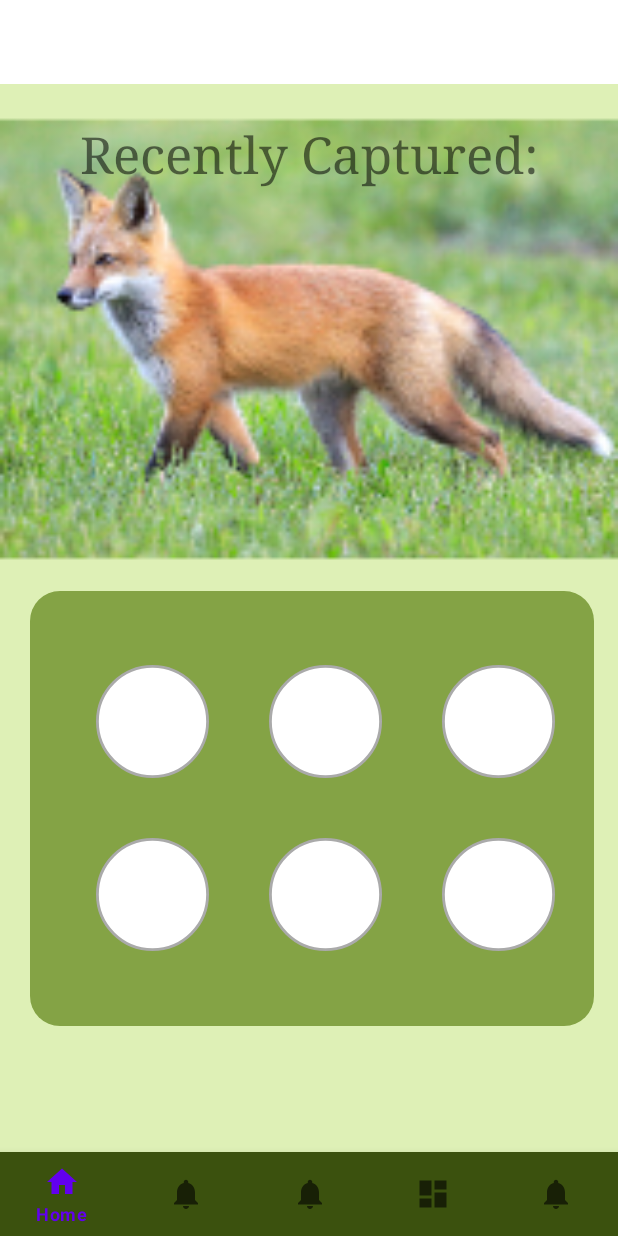
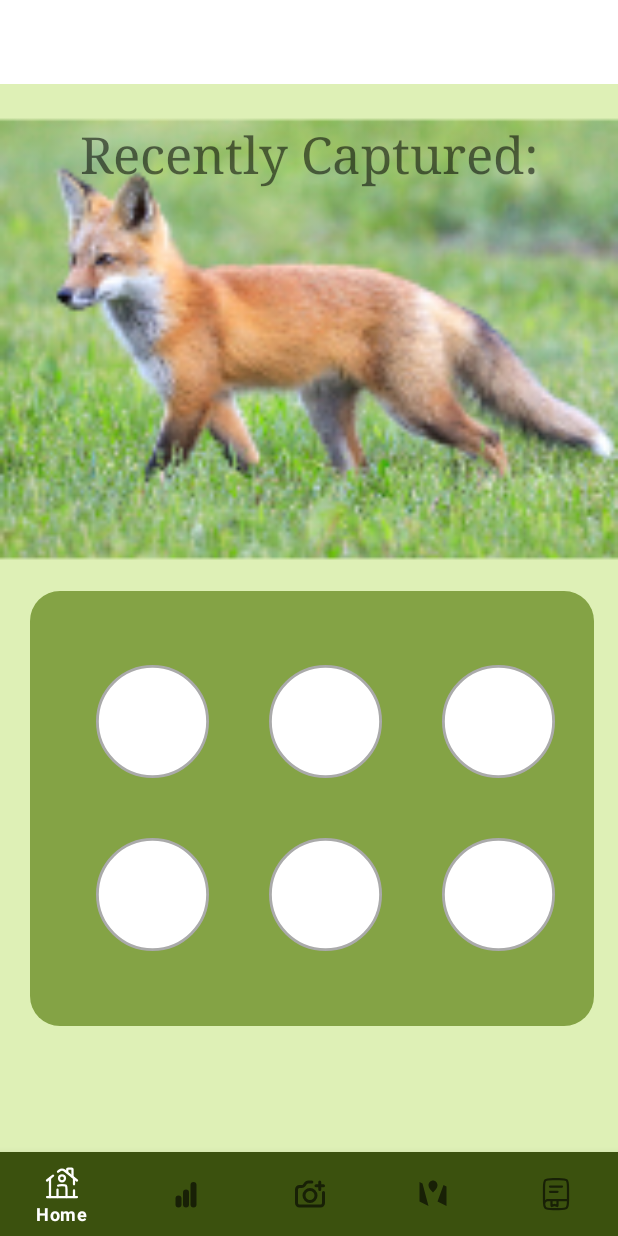
Before and after one commit to DiamondBaka/AnimalDetectiveApp, an Android app: the screen it shows after launch (MainActivity), on a phone screen of 412 x 824 dp. Run offline under Robolectric (Android 15) with nearby library versions, the phone set to English and light mode, and no system bars; our stand-ins replace navigation-ui; Roboto replaces fonts that are not available here; 1 statement that could not run was skipped.

Commit message:
icon and style fixes

```diff
--- a/app/src/main/java/com/example/animaldetectiveapp/ui/dashboard/DashboardFragment.kt
+++ b/app/src/main/java/com/example/animaldetectiveapp/ui/dashboard/DashboardFragment.kt
@@ -43,10 +43,6 @@ class DashboardFragment : Fragment() {
     ): View {
         val dashboardViewModel = ViewModelProvider(this).get(DashboardViewModel::class.java)
         _binding = FragmentDashboardBinding.inflate(inflater, container, false)
-
-        dashboardViewModel.text.observe(viewLifecycleOwner) {
-            binding.textDashboard.text = it
-        }
 
         return binding.root
     }
--- a/app/src/main/res/drawable/circle_button.xml
+++ b/app/src/main/res/drawable/circle_button.xml
@@ -1,7 +1,12 @@
 <?xml version="1.0" encoding="utf-8"?>
-<shape xmlns:android="http://schemas.android.com/apk/res/android" android:shape="oval">
-    <solid android:color="@android:color/white"/>
-    <size android:width="80dp" android:height="80dp"/>
-    <stroke android:width="2dp" android:color="@android:color/darker_gray"/>
-    <padding android:left="10dp" android:top="10dp" android:right="10dp" android:bottom="10dp"/>
-</shape>
+<ripple xmlns:android="http://schemas.android.com/apk/res/android"
+    android:color="#80AAAAAA"> <!-- Semi-transparent gray ripple -->
+    <item>
+        <shape android:shape="oval">
+            <solid android:color="@android:color/white"/>
+            <size android:width="80dp" android:height="80dp"/>
+            <stroke android:width="2dp" android:color="@android:color/darker_gray"/>
+            <padding android:left="10dp" android:top="10dp" android:right="10dp" android:bottom="10dp"/>
+        </shape>
+    </item>
+</ripple>
--- /dev/null
+++ b/app/src/main/res/drawable/ic_collection_black_24dp.xml
@@ -0,0 +1,39 @@
+<vector xmlns:android="http://schemas.android.com/apk/res/android"
+    android:width="24dp"
+    android:height="24dp"
+    android:viewportWidth="24.0"
+    android:viewportHeight="24.0">
+
+    <!-- Path 1: Rectangle outline -->
+    <path
+        android:pathData="M4,8C4,5.17157,4,3.75736,4.87868,2.87868C5.75736,2,7.17157,2,10,2H14C16.8284,2,18.2426,2,19.1213,2.87868C20,3.75736,20,5.17157,20,8V16C20,18.8284,20,20.2426,19.1213,21.1213C18.2426,22,16.8284,22,14,22H10C7.17157,22,5.75736,22,4.87868,21.1213C4,20.2426,4,18.8284,4,16V8Z"
+        android:strokeColor="#FF000000"
+        android:strokeWidth="1.5" />
+
+    <!-- Path 2: Bottom curve -->
+    <path
+        android:pathData="M19.8978,16H7.89778C6.96781,16,6.50282,16,6.12132,16.1022C5.08604,16.3796,4.2774,17.1883,4,18.2235"
+        android:strokeColor="#FF000000"
+        android:strokeWidth="1.5" />
+
+    <!-- Path 3: Horizontal line at y=7 -->
+    <path
+        android:pathData="M8,7H16"
+        android:strokeColor="#FF000000"
+        android:strokeWidth="1.5"
+        android:strokeLineCap="round" />
+
+    <!-- Path 4: Horizontal line at y=10.5 -->
+    <path
+        android:pathData="M8,10.5H13"
+        android:strokeColor="#FF000000"
+        android:strokeWidth="1.5"
+        android:strokeLineCap="round" />
+
+    <!-- Path 5: Complex shape with vertical lines and curves -->
+    <path
+        android:pathData="M13,16V19.5309C13,19.8065,13,19.9443,12.9051,20C12.8103,20.0557,12.6806,19.9941,12.4211,19.8708L11.1789,19.2808C11.0911,19.2391,11.0472,19.2182,11,19.2182C10.9528,19.2182,10.9089,19.2391,10.8211,19.2808L9.57889,19.8708C9.31943,19.9941,9.18971,20.0557,9.09485,20C9,19.9443,9,19.8065,9,19.5309V16.45"
+        android:strokeColor="#FF000000"
+        android:strokeWidth="1.5"
+        android:strokeLineCap="round" />
+</vector>
--- /dev/null
+++ b/app/src/main/res/drawable/ic_data_black_24dp.xml
@@ -0,0 +1,27 @@
+<vector xmlns:android="http://schemas.android.com/apk/res/android"
+    android:width="24dp"
+    android:height="24dp"
+    android:viewportWidth="24.0"
+    android:viewportHeight="24.0">
+
+    <!-- Path 1: Line from (12,19) to (12,11) -->
+    <path
+        android:pathData="M12,19 L12,11"
+        android:strokeColor="#FF000000"
+        android:strokeWidth="4"
+        android:strokeLineCap="round" />
+
+    <!-- Path 2: Line from (7,19) to (7,15) -->
+    <path
+        android:pathData="M7,19 L7,15"
+        android:strokeColor="#FF000000"
+        android:strokeWidth="4"
+        android:strokeLineCap="round" />
+
+    <!-- Path 3: Line from (17,19) to (17,6) -->
+    <path
+        android:pathData="M17,19 V6"
+        android:strokeColor="#FF000000"
+        android:strokeWidth="4"
+        android:strokeLineCap="round" />
+</vector>
--- a/app/src/main/res/drawable/ic_home_black_24dp.xml
+++ b/app/src/main/res/drawable/ic_home_black_24dp.xml
@@ -1,9 +1,55 @@
 <vector xmlns:android="http://schemas.android.com/apk/res/android"
     android:width="24dp"
     android:height="24dp"
-    android:viewportWidth="24.0"
-    android:viewportHeight="24.0">
+    android:viewportWidth="24"
+    android:viewportHeight="24">
+
+    <!-- Path 1: Horizontal line at bottom -->
     <path
-        android:fillColor="#FF000000"
-        android:pathData="M10,20v-6h4v6h5v-8h3L12,3 2,12h3v8z" />
+        android:pathData="M22,22L2,22"
+        android:strokeColor="#FF000000"
+        android:strokeWidth="1.5"
+        android:strokeLineCap="round" />
+
+    <!-- Path 2: Roof-like shape -->
+    <path
+        android:pathData="M2,11L6.06296,7.74968M22,11L13.8741,4.49931C12.7784,3.62279,11.2216,3.62279,10.1259,4.49931L9.34398,5.12486"
+        android:strokeColor="#FF000000"
+        android:strokeWidth="1.5"
+        android:strokeLineCap="round" />
+
+    <!-- Path 3: Chimney -->
+    <path
+        android:pathData="M15.5,5.5V3.5C15.5,3.22386,15.7239,3,16,3H18.5C18.7761,3,19,3.22386,19,3.5V8.5"
+        android:strokeColor="#FF000000"
+        android:strokeWidth="1.5"
+        android:strokeLineCap="round" />
+
+    <!-- Path 4: Left wall -->
+    <path
+        android:pathData="M4,22V9.5"
+        android:strokeColor="#FF000000"
+        android:strokeWidth="1.5"
+        android:strokeLineCap="round" />
+
+    <!-- Path 5: Right wall segments -->
+    <path
+        android:pathData="M20,9.5V13.5M20,22V17.5"
+        android:strokeColor="#FF000000"
+        android:strokeWidth="1.5"
+        android:strokeLineCap="round" />
+
+    <!-- Path 6: Window/door shape -->
+    <path
+        android:pathData="M15,22V17C15,15.5858,15,14.8787,14.5607,14.4393C14.1213,14,13.4142,14,12,14C10.5858,14,9.87868,14,9.43934,14.4393M9,22V17"
+        android:strokeColor="#FF000000"
+        android:strokeWidth="1.5"
+        android:strokeLineCap="round"
+        android:strokeLineJoin="round" />
+
+    <!-- Path 7: Circular window -->
+    <path
+        android:pathData="M14,9.5C14,10.6046,13.1046,11.5,12,11.5C10.8954,11.5,10,10.6046,10,9.5C10,8.39543,10.8954,7.5,12,7.5C13.1046,7.5,14,8.39543,14,9.5Z"
+        android:strokeColor="#FF000000"
+        android:strokeWidth="1.5" />
 </vector>
--- a/app/src/main/res/drawable/ic_dashboard_black_24dp.xml
+++ b/app/src/main/res/drawable/ic_map_black_24dp.xml
@@ -5,5 +5,5 @@
     android:viewportHeight="24.0">
     <path
         android:fillColor="#FF000000"
-        android:pathData="M3,13h8L11,3L3,3v10zM3,21h8v-6L3,15v6zM13,21h8L21,11h-8v10zM13,3v6h8L21,3h-8z" />
+        android:pathData="M12 6H12.01M9 20L3 17V4L5 5M9 20L15 17M9 20V14M15 17L21 20V7L19 6M15 17V14M15 6.2C15 7.96731 13.5 9.4 12 11C10.5 9.4 9 7.96731 9 6.2C9 4.43269 10.3431 3 12 3C13.6569 3 15 4.43269 15 6.2Z" />
 </vector>
--- a/app/src/main/res/drawable/ic_notifications_black_24dp.xml
+++ /dev/null
@@ -1,9 +0,0 @@
-<vector xmlns:android="http://schemas.android.com/apk/res/android"
-    android:width="24dp"
-    android:height="24dp"
-    android:viewportWidth="24.0"
-    android:viewportHeight="24.0">
-    <path
-        android:fillColor="#FF000000"
-        android:pathData="M12,22c1.1,0 2,-0.9 2,-2h-4c0,1.1 0.89,2 2,2zM18,16v-5c0,-3.07 -1.64,-5.64 -4.5,-6.32L13.5,4c0,-0.83 -0.67,-1.5 -1.5,-1.5s-1.5,0.67 -1.5,1.5v0.68C7.63,5.36 6,7.92 6,11v5l-2,2v1h16v-1l-2,-2z" />
-</vector>
--- /dev/null
+++ b/app/src/main/res/drawable/ic_upload_black_24dp.xml
@@ -0,0 +1,33 @@
+<vector xmlns:android="http://schemas.android.com/apk/res/android"
+    android:width="24dp"
+    android:height="24dp"
+    android:viewportWidth="24"
+    android:viewportHeight="24">
+
+    <!-- Camera Outline -->
+    <path
+        android:pathData="M21,11 V18 C21,19.1046 20.1046,20 19,20 H5 C3.89543,20 3,19.1046 3,18 V9 C3,7.89543 3.89543,7 5,7 H6.5 C7.12951,7 7.72229,6.70361 8.1,6.2 L9.15,4.8 C9.52771,4.29639 10.1205,4 10.75,4 H13.25"
+        android:strokeColor="#000000"
+        android:strokeWidth="2"
+        android:fillColor="#00000000"
+        android:strokeLineCap="round"
+        android:strokeLineJoin="round" />
+
+    <!-- Plus Symbol -->
+    <path
+        android:pathData="M18.5,4 V6.5 M18.5,9 V6.5 M18.5,6.5 H16 M18.5,6.5 H21"
+        android:strokeColor="#000000"
+        android:strokeWidth="2"
+        android:fillColor="#00000000"
+        android:strokeLineCap="round"
+        android:strokeLineJoin="round" />
+
+    <!-- Circle (Lens) -->
+    <path
+        android:pathData="M16,13 C16,15.2091 14.2091,17 12,17 C9.79086,17 8,15.2091 8,13 C8,10.7909 9.79086,9 12,9 C14.2091,9 16,10.7909 16,13"
+        android:strokeColor="#000000"
+        android:strokeWidth="2"
+        android:fillColor="#00000000"
+        android:strokeLineCap="round"
+        android:strokeLineJoin="round" />
+</vector>
--- a/app/src/main/res/layout/fragment_dashboard.xml
+++ b/app/src/main/res/layout/fragment_dashboard.xml
@@ -3,12 +3,6 @@
     android:layout_width="match_parent"
     android:layout_height="match_parent"
     android:orientation="vertical">
-
-    <TextView
-        android:id="@+id/text_dashboard"
-        android:layout_width="match_parent"
-        android:layout_height="wrap_content"
-        android:text="Dashboard" />
 
     <FrameLayout
         android:id="@+id/map_container"
--- a/app/src/main/res/menu/bottom_nav_menu.xml
+++ b/app/src/main/res/menu/bottom_nav_menu.xml
@@ -8,22 +8,22 @@
 
     <item
         android:id="@+id/navigation_notifications"
-        android:icon="@drawable/ic_notifications_black_24dp"
+        android:icon="@drawable/ic_data_black_24dp"
         android:title="@string/title_notifications" />
 
     <item
         android:id="@+id/navigation_upload"
-        android:icon="@drawable/ic_notifications_black_24dp"
+        android:icon="@drawable/ic_upload_black_24dp"
         android:title="@string/title_upload" />
 
     <item
         android:id="@+id/navigation_dashboard"
-        android:icon="@drawable/ic_dashboard_black_24dp"
+        android:icon="@drawable/ic_map_black_24dp"
         android:title="@string/title_dashboard" />
 
     <item
         android:id="@+id/navigation_collection"
-        android:icon="@drawable/ic_notifications_black_24dp"
+        android:icon="@drawable/ic_collection_black_24dp"
         android:title="@string/title_collection" />
 
 
--- a/app/src/main/res/values-night/themes.xml
+++ b/app/src/main/res/values-night/themes.xml
@@ -2,7 +2,7 @@
     <!-- Base application theme. -->
     <style name="Theme.AnimalDetectiveApp" parent="Theme.MaterialComponents.DayNight.DarkActionBar">
         <!-- Primary brand color. -->
-        <item name="colorPrimary">@color/purple_200</item>
+        <item name="colorPrimary">@color/white</item>
         <item name="colorPrimaryVariant">@color/purple_700</item>
         <item name="colorOnPrimary">@color/black</item>
         <!-- Secondary brand color. -->
--- a/app/src/main/res/values/strings.xml
+++ b/app/src/main/res/values/strings.xml
@@ -2,7 +2,7 @@
     <string name="app_name">AnimalDetectiveApp</string>
     <string name="title_home">Home</string>
     <string name="title_dashboard">Map</string>
-    <string name="title_notifications">Notifications</string>
+    <string name="title_notifications">Data</string>
     <string name="title_upload">Upload</string>
     <string name="title_collection">Collection</string>
 
--- a/app/src/main/res/values/themes.xml
+++ b/app/src/main/res/values/themes.xml
@@ -2,7 +2,7 @@
     <!-- Base application theme. -->
     <style name="Theme.AnimalDetectiveApp" parent="Theme.MaterialComponents.DayNight.NoActionBar">
         <!-- Primary brand color. -->
-        <item name="colorPrimary">@color/purple_500</item>
+        <item name="colorPrimary">@color/white</item>
         <item name="colorPrimaryVariant">@color/purple_700</item>
         <item name="colorOnPrimary">@color/white</item>
         <!-- Secondary brand color. -->
```
